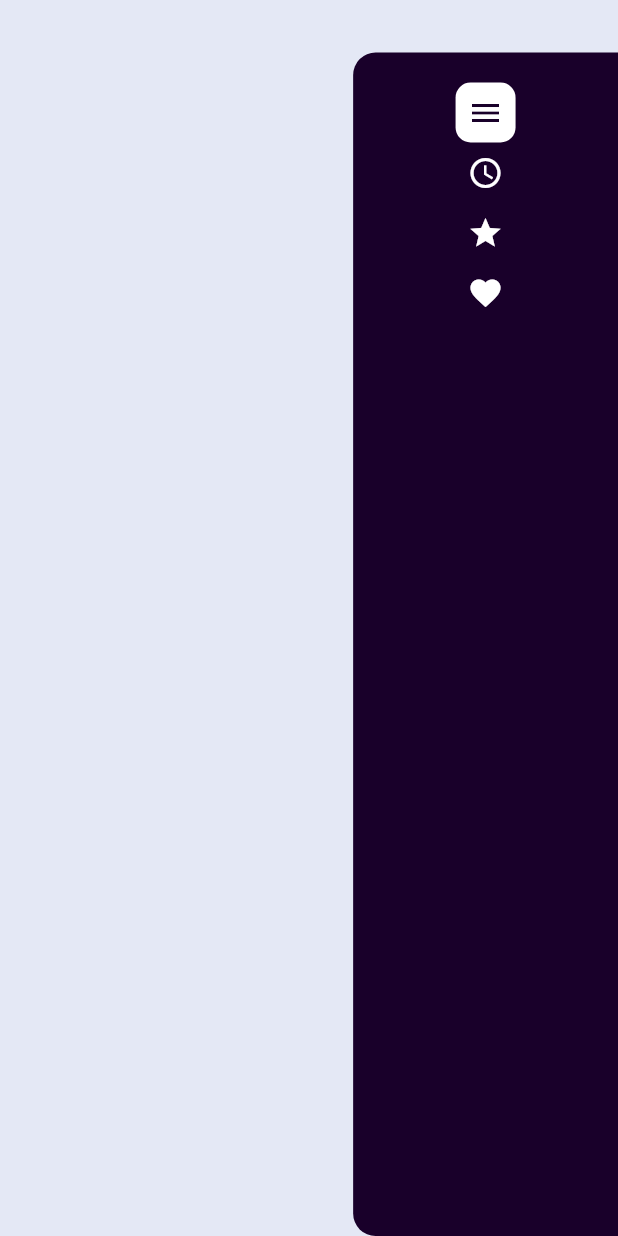
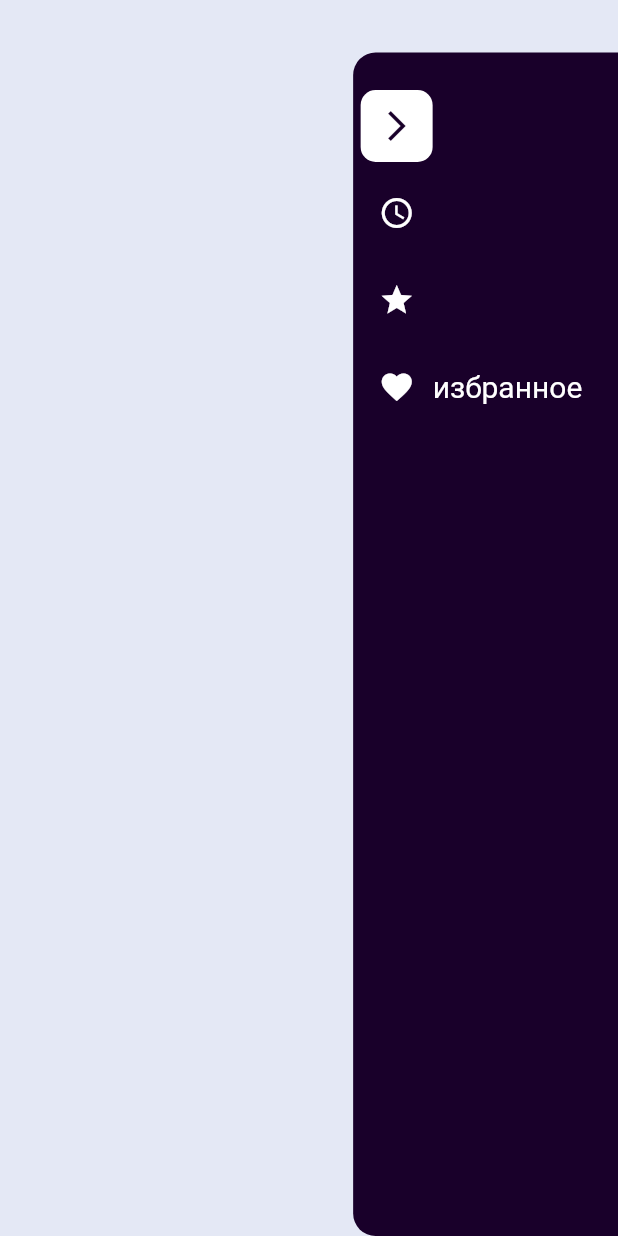
Before and after one commit to Khodosov/Kinishko, a Flutter app: the screen it shows after launch, after a tap on the "menu" icon, on a phone screen of 412 x 824 dp. Run offline on Flutter 3.47's test engine with Material 2 defaults, Android fonts, the phone set to English and light mode, and no system bars; Roboto replaces fonts that are missing (Montserrat).

Commit message:
Added some new staff. Started work on a text

```diff
--- a/lib/widgets/side_menu.dart
+++ b/lib/widgets/side_menu.dart
@@ -8,51 +8,62 @@ class SideMenu extends StatefulWidget {
 }
 
 class _SideMenuState extends State<SideMenu> {
+  // Category selection flags
   bool menuPicked = false;
   bool scorePicked = false;
   bool nextTimePicked = false;
   bool favoritePicked = false;
 
+  // Animation timing
+  Duration buttonAnimationDuration = Duration(milliseconds: 900);
+  Duration panelAnimationDuration = Duration(milliseconds: 600);
+
+  // Button size
+  double iconSize = 40;
+  double notSelectedButtonWidth = 40;
+  double selectedButtonWidth = 40 * 3;
+  double buttonHeight = 40;
+
+  //
+
   @override
   Widget build(BuildContext context) {
     double sideSize = MediaQuery.of(context).size.width / 7;
     return AnimatedContainer(
-      duration: Duration(seconds: 1),
+      duration: panelAnimationDuration,
       curve: Curves.fastOutSlowIn,
       decoration: BoxDecoration(
         color: Color.fromRGBO(25, 0, 42, 1),
-        borderRadius: BorderRadius.only(topLeft: Radius.circular(15), bottomLeft: Radius.circular(15)),
+        borderRadius: BorderRadius.only(
+            topLeft: Radius.circular(15), bottomLeft: Radius.circular(15)),
       ),
-
       width: !menuPicked ? sideSize : sideSize * 3,
       height: double.infinity,
       child: Column(
-        crossAxisAlignment: CrossAxisAlignment.center,
+        crossAxisAlignment: CrossAxisAlignment.start,
         children: [
           SizedBox(height: 20),
           buildMenuButton(),
           buildNextTimeButton(),
           buildScoreButton(),
           buildFavoriteButton()
-
         ],
       ),
     );
   }
 
-  Widget buildMenuButton(){
-    return AnimatedContainer(
-      duration: Duration(seconds: 1),
+  Widget buildMenuButton() {
+    return Padding(
+      padding: const EdgeInsets.all(5),
+      child: AnimatedContainer(
+        duration: buttonAnimationDuration,
         curve: Curves.fastOutSlowIn,
-      width: 40,
-      height: 40,
         decoration: BoxDecoration(
           color: menuPicked ? Colors.white : Colors.transparent,
           borderRadius: BorderRadius.circular(10),
         ),
-      child: Center(
         child: IconButton(
-          onPressed: (){
+          onPressed: () {
             setState(() {
               menuPicked = !menuPicked;
               scorePicked = false;
@@ -60,85 +71,112 @@ class _SideMenuState extends State<SideMenu> {
               nextTimePicked = false;
             });
           },
-          icon: Icon(Icons.menu, color: !menuPicked ? Colors.white : Color.fromRGBO(25, 0, 42, 1),),
+          icon: menuPicked
+              ? Icon(
+                  Icons.arrow_forward_ios,
+                  color: Color.fromRGBO(25, 0, 42, 1),
+                )
+              : Icon(
+                  Icons.menu,
+                  color: Colors.white,
+                ),
         ),
       ),
     );
   }
 
-  Widget buildScoreButton(){
-    return AnimatedContainer(
-      duration: Duration(seconds: 1),
+  Widget buildScoreButton() {
+    return Padding(
+      padding: const EdgeInsets.all(5),
+      child: AnimatedContainer(
+        duration: buttonAnimationDuration,
         curve: Curves.fastOutSlowIn,
-      width: 40,
-      height: 40,
         decoration: BoxDecoration(
           color: scorePicked ? Colors.white : Colors.transparent,
           borderRadius: BorderRadius.circular(10),
         ),
-      child: Center(
         child: IconButton(
-          onPressed: (){
+          onPressed: () {
             setState(() {
               scorePicked = !scorePicked;
-              menuPicked = false;
               nextTimePicked = false;
               favoritePicked = false;
             });
           },
-          icon: Icon(Icons.star, color: !scorePicked ? Colors.white : Color.fromRGBO(25, 0, 42, 1),),
+          icon: Icon(
+            Icons.star,
+            color: !scorePicked ? Colors.white : Color.fromRGBO(25, 0, 42, 1),
+          ),
         ),
       ),
     );
   }
 
-  Widget buildNextTimeButton(){
-    return AnimatedContainer(
-      duration: Duration(seconds: 1),
+  Widget buildNextTimeButton() {
+    return Padding(
+      padding: const EdgeInsets.all(5.0),
+      child: AnimatedContainer(
+        duration: buttonAnimationDuration,
         curve: Curves.fastOutSlowIn,
-      width: 40,
-      height: 40,
         decoration: BoxDecoration(
           color: nextTimePicked ? Colors.white : Colors.transparent,
           borderRadius: BorderRadius.circular(10),
         ),
-      child: Center(
         child: IconButton(
-          onPressed: (){
+          onPressed: () {
             setState(() {
               nextTimePicked = !nextTimePicked;
-              menuPicked = false;
               scorePicked = false;
               favoritePicked = false;
             });
           },
-          icon: Icon(Icons.schedule, color: !nextTimePicked ? Colors.white : Color.fromRGBO(25, 0, 42, 1),),
+          icon: Icon(
+            Icons.schedule,
+            color:
+                !nextTimePicked ? Colors.white : Color.fromRGBO(25, 0, 42, 1),
+          ),
         ),
       ),
     );
   }
 
-  Widget buildFavoriteButton(){
-    return AnimatedContainer(
-      duration: Duration(seconds: 1),
+  Widget buildFavoriteButton() {
+    return Padding(
+      padding: const EdgeInsets.all(5.0),
+      child: AnimatedContainer(
+        duration: buttonAnimationDuration,
         curve: Curves.fastOutSlowIn,
-      width: 40,
-      height: 40,
         decoration: BoxDecoration(
           color: favoritePicked ? Colors.white : Colors.transparent,
           borderRadius: BorderRadius.circular(10),
         ),
-      child: Center(
-        child: IconButton(
-          onPressed: (){
+        child: Row(
+          children: [
+            IconButton(
+              onPressed: () {
                 setState(() {
                   favoritePicked = !favoritePicked;
-              menuPicked = false;
                   scorePicked = false;
                   nextTimePicked = false;
                 });
               },
-          icon: Icon(Icons.favorite, color: !favoritePicked ? Colors.white : Color.fromRGBO(25, 0, 42, 1),),
+              icon: Icon(
+                Icons.favorite,
+                color: !favoritePicked
+                    ? Colors.white
+                    : Color.fromRGBO(25, 0, 42, 1),
+              ),
+            ),
+            Text(
+              'избранное',
+              style: TextStyle(
+                  fontFamily: 'Montserrat',
+                  color: !favoritePicked
+                      ? Colors.white
+                      : Color.fromRGBO(25, 0, 42, 1),
+                  fontSize: 20),
+            ),
+          ],
         ),
       ),
     );
```
Lines whose indentation alone changed are shown as unchanged.
